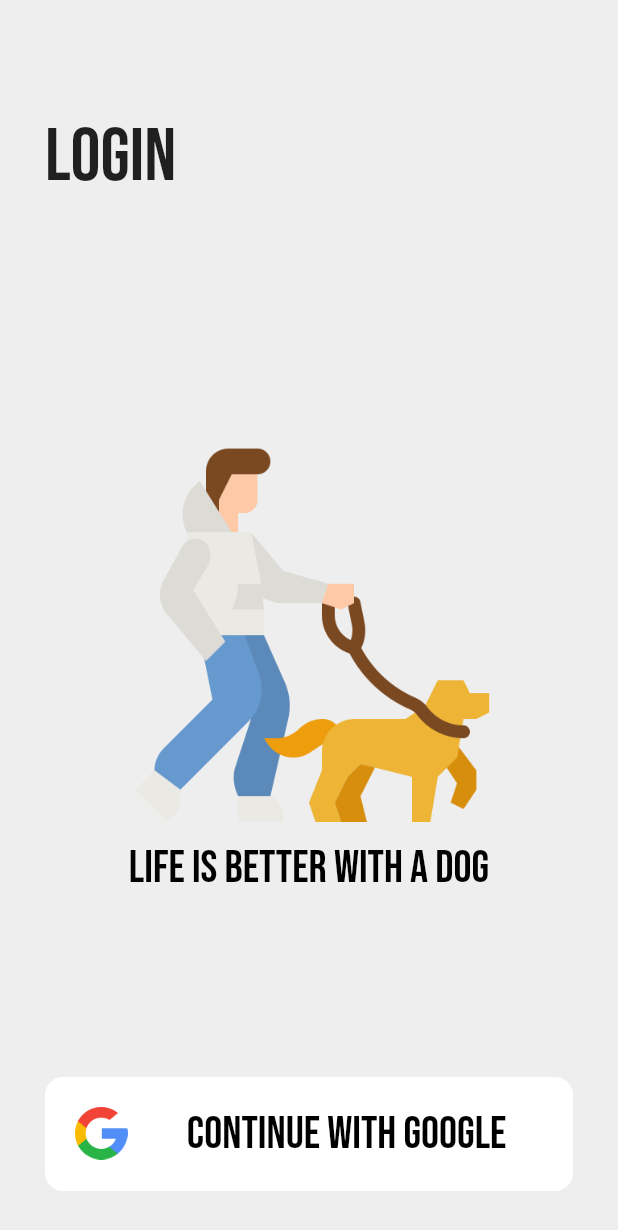
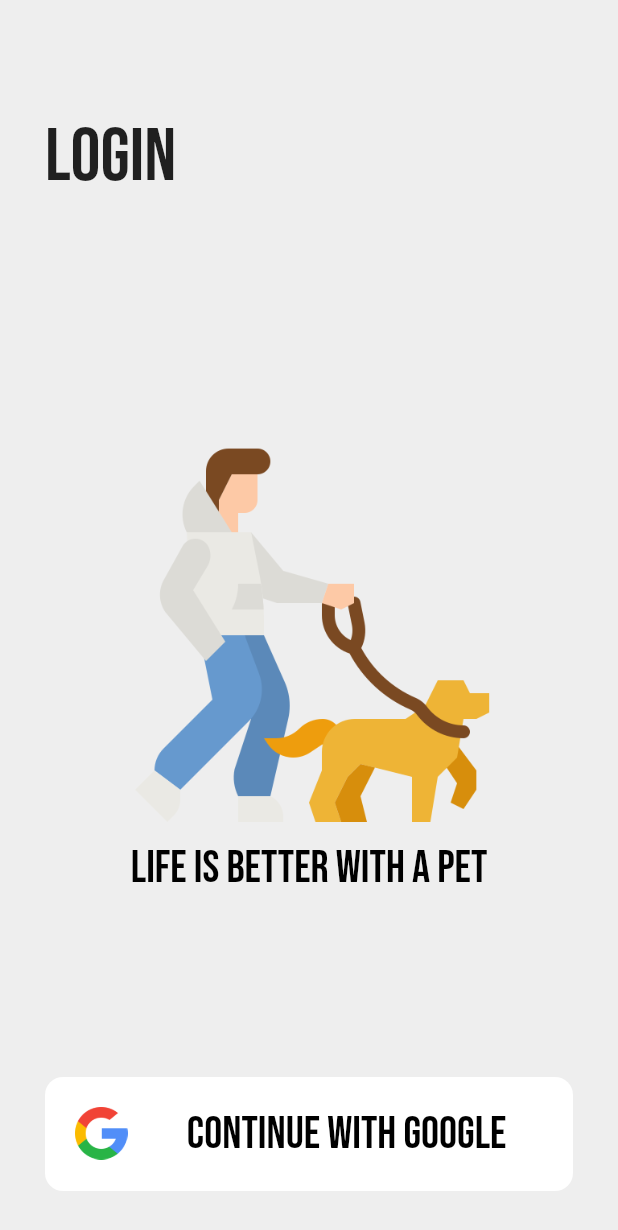
Before and after one commit to suryanarayanms/Animal-Life-Saver-Admin-App, a Flutter app: the screen it shows after launch, on a phone screen of 412 x 824 dp. Shown: the top 1230 px of the screen. Run offline on Flutter 3.47's test engine with Material 2 defaults, Android fonts, the light colour scheme and no system bars; our stand-ins replace cloud_firestore, firebase_auth, firebase_core, firebase_storage, geocoding, geolocator and 2 more; missing offline and left inert: flutter_phone_direct_caller; accounts and stored records are empty; project files that could hold a hidden picture were left out.

Commit message:
name fix

```diff
--- a/lib/login.dart
+++ b/lib/login.dart
@@ -41,7 +41,7 @@ class _LoginState extends State<Login> {
             ),
           ),
           const Center(
-            child: Text('Life is better with a dog',
+            child: Text('Life is better with a pet',
                 style: TextStyle(
                     color: Colors.black,
                     fontFamily: "BebasNeue",
--- a/lib/main.dart
+++ b/lib/main.dart
@@ -21,7 +21,7 @@ class MyApp extends StatelessWidget {
         create: ((context) => TemporaryData()),
         child: MaterialApp(
           debugShowCheckedModeBanner: false,
-          title: 'The Dog Project Admin',
+          title: 'The Pet Project Admin',
           theme: ThemeData(
             primarySwatch: Colors.blue,
           ),
```
Also changed, not shown: 1 other file.
